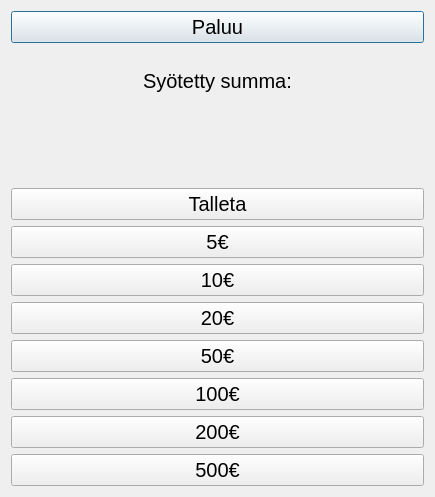
The window that bank_automat/deposit.ui (25kmo-project/group_7) describes before a commit, drawn with Qt 5.
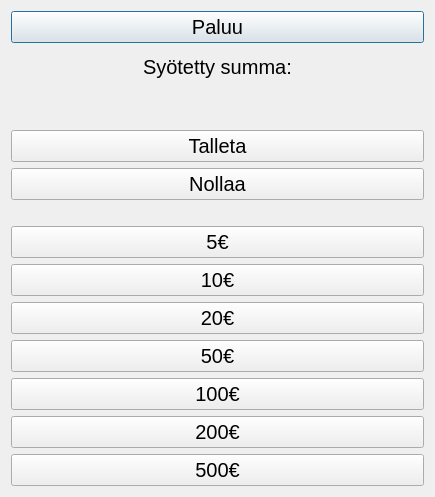
The same window after the commit.

Commit message: Deposit ikkunan buttonit tehty ja labeliin tulostetaan sen hetkinen talletuksen määrä

The edit to the form file:
```diff
--- a/bank_automat/deposit.ui
+++ b/bank_automat/deposit.ui
@@ -47,6 +47,26 @@
      </property>
     </widget>
    </item>
+   <item>
+    <widget class="QPushButton" name="btnReset">
+     <property name="text">
+      <string>Nollaa</string>
+     </property>
+    </widget>
+   </item>
+   <item>
+    <spacer name="horizontalSpacer">
+     <property name="orientation">
+      <enum>Qt::Orientation::Horizontal</enum>
+     </property>
+     <property name="sizeHint" stdset="0">
+      <size>
+       <width>40</width>
+       <height>20</height>
+      </size>
+     </property>
+    </spacer>
+   </item>
    <item>
     <widget class="QPushButton" name="btnAddFive">
      <property name="text">
```
Left out of the diff: 4 changed lines with no effect on the pictures. The commit also changes 4 other files.
